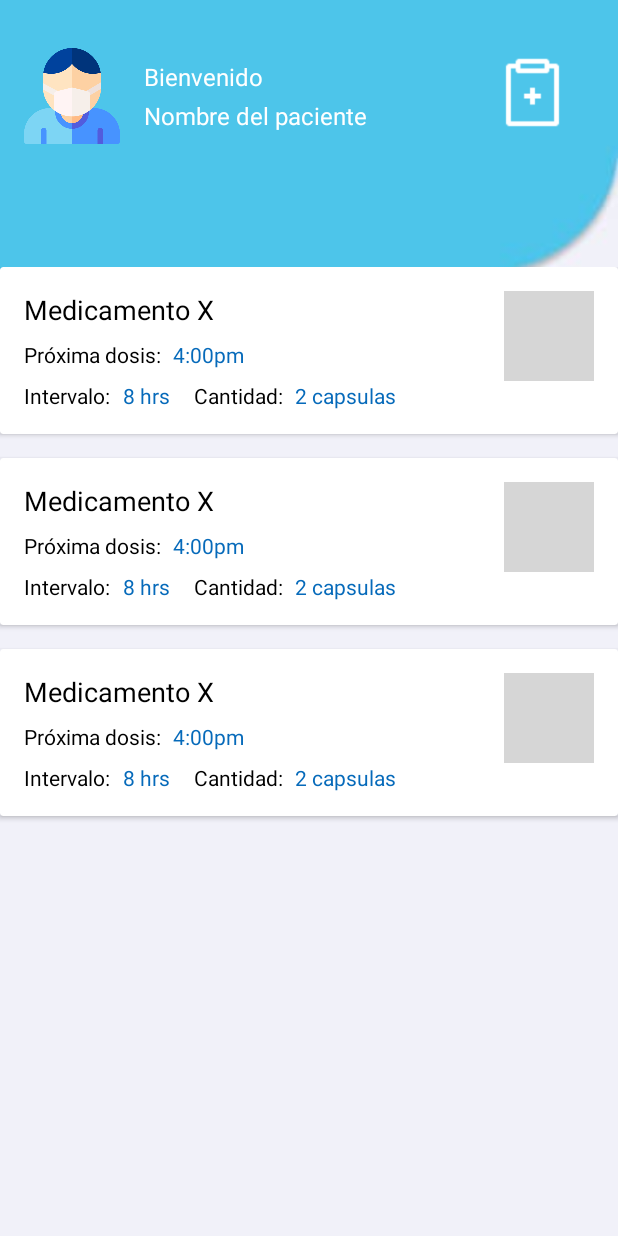
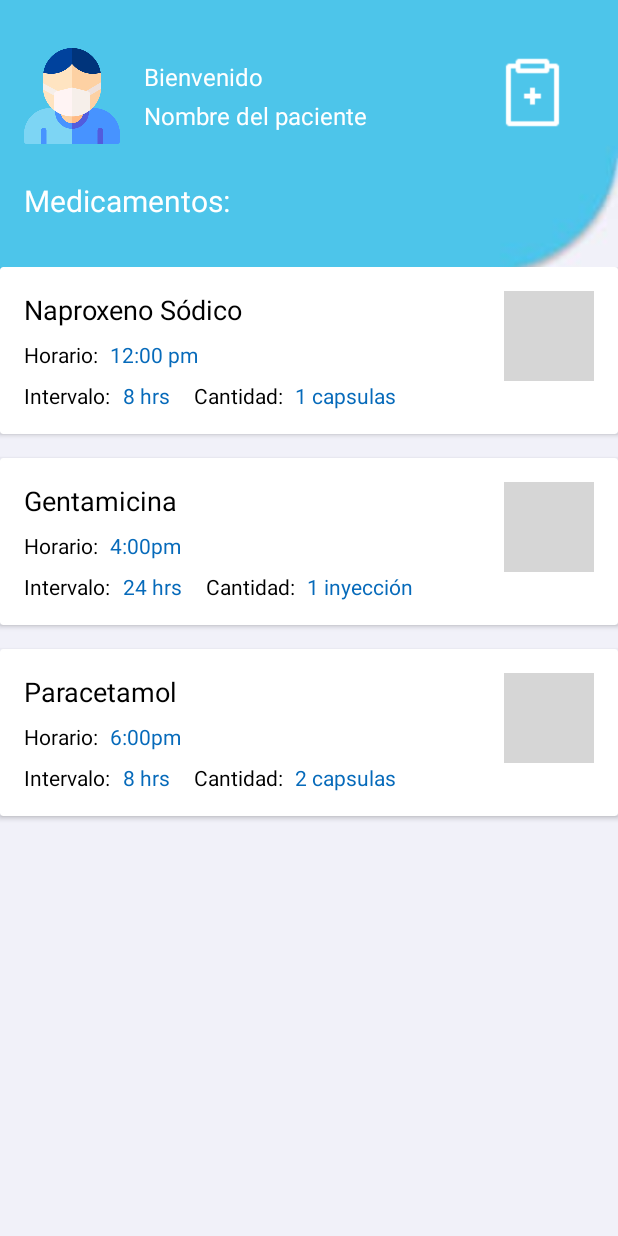
Before and after one commit to SistemasDistribuidosconGalletitas/appMovil, an Android app: the MedicamentosActivity screen opened directly, with no data from a screen before it, on a phone screen of 412 x 824 dp. Run offline under Robolectric (Android 15) with nearby library versions, the phone set to English and light mode, and no system bars; grey boxes are pictures that could not be loaded.

Commit message:
Algunos cambios

```diff
--- a/app/src/main/res/layout/activity_medicamentos.xml
+++ b/app/src/main/res/layout/activity_medicamentos.xml
@@ -69,6 +69,18 @@
             android:textSize="16sp"
             app:layout_constraintBottom_toBottomOf="@id/iconoPaciente"
             app:layout_constraintStart_toEndOf="@id/iconoPaciente" />
+
+        <TextView
+            android:id="@+id/pacienteMedicamento"
+            android:layout_width="wrap_content"
+            android:layout_height="wrap_content"
+            android:layout_marginTop="24dp"
+            android:text="Medicamentos:"
+            android:textColor="@color/white"
+            android:textSize="20sp"
+            app:layout_constraintStart_toEndOf="@id/bloque_top"
+            app:layout_constraintStart_toStartOf="@id/bloque_top"
+            app:layout_constraintTop_toBottomOf="@+id/iconoPaciente" />
     </androidx.constraintlayout.widget.ConstraintLayout>
 
     <androidx.constraintlayout.widget.ConstraintLayout
@@ -99,11 +111,12 @@
                     android:layout_marginStart="16dp"
                     android:layout_marginTop="16dp"
                     android:layout_marginEnd="16dp"
-                    android:text="Medicamento X"
+                    android:text="Naproxeno Sódico"
                     android:textColor="@color/black"
                     android:textSize="18sp"
                     app:layout_constraintStart_toStartOf="parent"
-                    app:layout_constraintTop_toTopOf="parent" />
+                    app:layout_constraintTop_toTopOf="parent"
+                    tools:ignore="DuplicateIds" />
 
                 <TextView
                     android:id="@+id/medicamento_aplicacion"
@@ -111,7 +124,7 @@
                     android:layout_height="wrap_content"
                     android:layout_marginStart="16dp"
                     android:layout_marginTop="8dp"
-                    android:text="Próxima dosis:"
+                    android:text="Horario:"
                     android:textColor="@color/black"
                     android:textSize="14sp"
                     app:layout_constraintStart_toStartOf="parent"
@@ -123,7 +136,7 @@
                     android:layout_height="wrap_content"
                     android:layout_marginStart="8dp"
                     android:layout_marginTop="8dp"
-                    android:text="4:00pm"
+                    android:text="12:00 pm"
                     android:textColor="@color/azul_oscuro"
                     android:textSize="14sp"
                     app:layout_constraintStart_toEndOf="@id/medicamento_aplicacion"
@@ -171,7 +184,7 @@
                     android:layout_height="wrap_content"
                     android:layout_marginStart="8dp"
                     android:layout_marginTop="8dp"
-                    android:text="2 capsulas"
+                    android:text="1 capsulas"
                     android:textColor="@color/azul_oscuro"
                     android:textSize="14sp"
                     app:layout_constraintStart_toEndOf="@id/medicamento_cantidad"
@@ -210,7 +223,7 @@
                     android:layout_marginStart="16dp"
                     android:layout_marginTop="16dp"
                     android:layout_marginEnd="16dp"
-                    android:text="Medicamento X"
+                    android:text="Gentamicina"
                     android:textColor="@color/black"
                     android:textSize="18sp"
                     app:layout_constraintStart_toStartOf="parent"
@@ -222,7 +235,7 @@
                     android:layout_height="wrap_content"
                     android:layout_marginStart="16dp"
                     android:layout_marginTop="8dp"
-                    android:text="Próxima dosis:"
+                    android:text="Horario:"
                     android:textColor="@color/black"
                     android:textSize="14sp"
                     app:layout_constraintStart_toStartOf="parent"
@@ -258,7 +271,7 @@
                     android:layout_height="wrap_content"
                     android:layout_marginStart="8dp"
                     android:layout_marginTop="8dp"
-                    android:text="8 hrs"
+                    android:text="24 hrs"
                     android:textColor="@color/azul_oscuro"
                     android:textSize="14sp"
                     app:layout_constraintStart_toEndOf="@id/medicamento_intervalo"
@@ -282,7 +295,7 @@
                     android:layout_height="wrap_content"
                     android:layout_marginStart="8dp"
                     android:layout_marginTop="8dp"
-                    android:text="2 capsulas"
+                    android:text="1 inyección"
                     android:textColor="@color/azul_oscuro"
                     android:textSize="14sp"
                     app:layout_constraintStart_toEndOf="@id/medicamento_cantidad"
@@ -321,7 +334,7 @@
                     android:layout_marginStart="16dp"
                     android:layout_marginTop="16dp"
                     android:layout_marginEnd="16dp"
-                    android:text="Medicamento X"
+                    android:text="Paracetamol"
                     android:textColor="@color/black"
                     android:textSize="18sp"
                     app:layout_constraintStart_toStartOf="parent"
@@ -333,7 +346,7 @@
                     android:layout_height="wrap_content"
                     android:layout_marginStart="16dp"
                     android:layout_marginTop="8dp"
-                    android:text="Próxima dosis:"
+                    android:text="Horario:"
                     android:textColor="@color/black"
                     android:textSize="14sp"
                     app:layout_constraintStart_toStartOf="parent"
@@ -345,7 +358,7 @@
                     android:layout_height="wrap_content"
                     android:layout_marginStart="8dp"
                     android:layout_marginTop="8dp"
-                    android:text="4:00pm"
+                    android:text="6:00pm"
                     android:textColor="@color/azul_oscuro"
                     android:textSize="14sp"
                     app:layout_constraintStart_toEndOf="@id/medicamento_aplicacion"
```
Also changed, not shown: app/src/main/java/com/example/appssm/RecetasActivity.java (+8 -7 lines), app/src/main/res/layout/activity_recetas.xml (+13 -0 lines), app/src/main/res/drawable/icon_camara.png (added).
